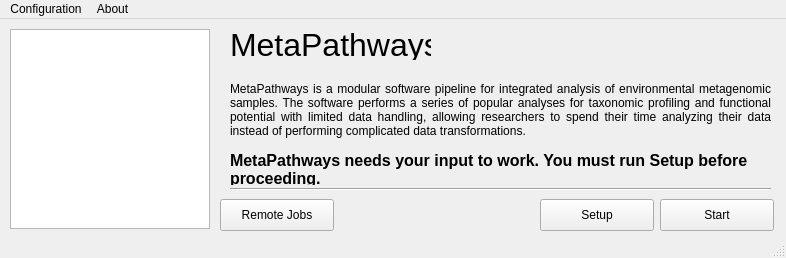
This is mainwindow.ui in hallamlab/MetaPathwaysGUI as Qt 5 draws it before an edit. The edited form follows.
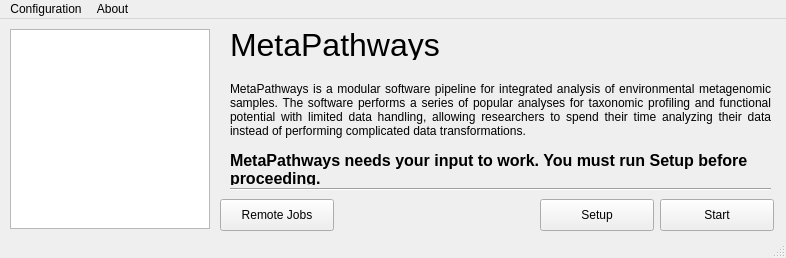
This is the edited form.

What changed in the file:
```diff
--- a/mainwindow.ui
+++ b/mainwindow.ui
@@ -35,7 +35,7 @@
      <rect>
       <x>230</x>
       <y>10</y>
-      <width>201</width>
+      <width>531</width>
       <height>31</height>
      </rect>
     </property>
```
Left out of the diff: 2 changed lines with no effect on the pictures.
